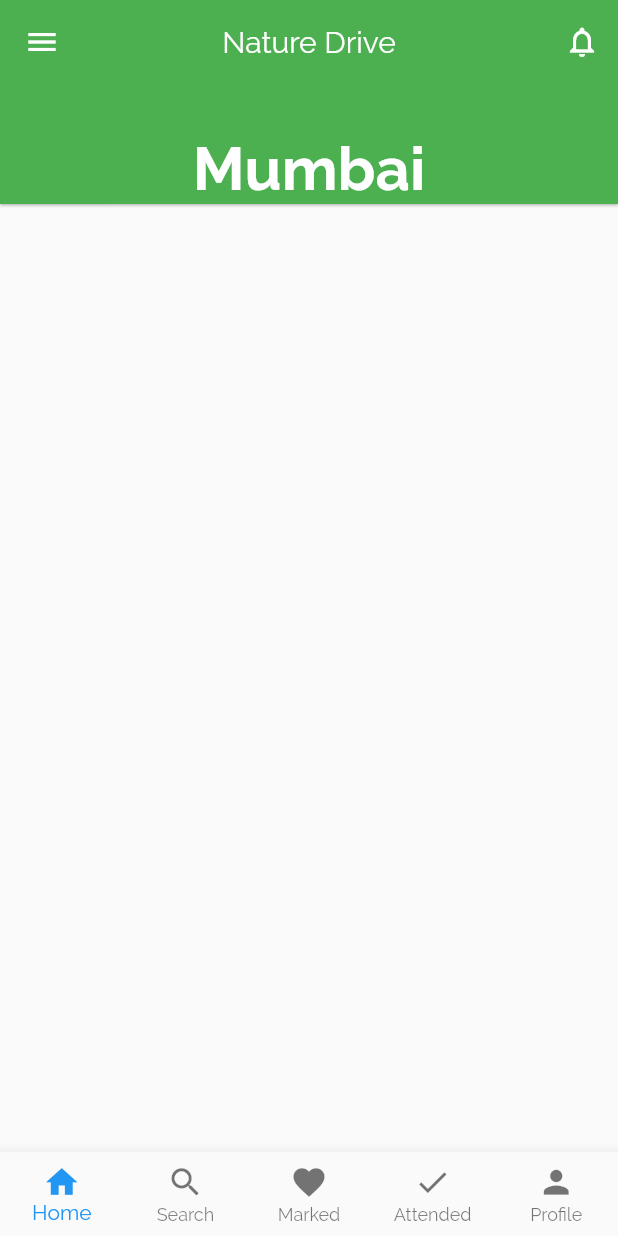
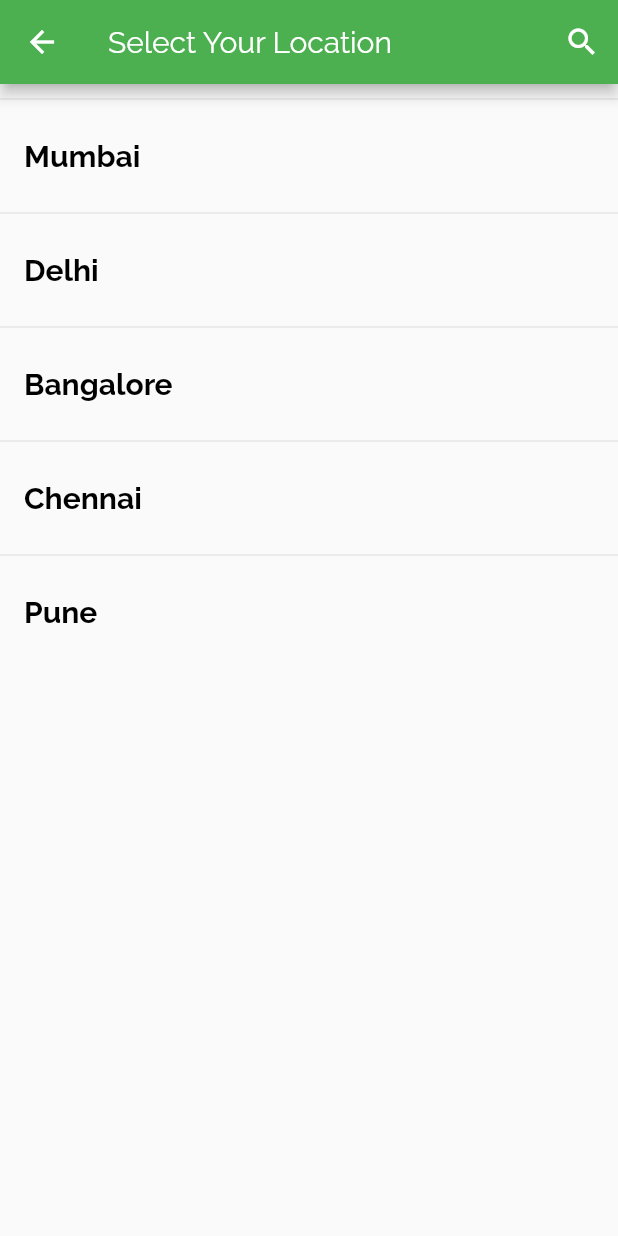
Before and after one commit to Dharmin8/social_app, a Flutter app: the screen it shows after launch, after a tap on "Mumbai", on a phone screen of 412 x 824 dp. Run offline on Flutter 3.47's test engine with Material 2 defaults, Android fonts, the phone set to English and light mode, and no system bars.

Commit message:
Location model added with on press navigation

```diff
--- a/lib/app_home.dart
+++ b/lib/app_home.dart
@@ -4,7 +4,7 @@ import 'package:social_app/view_search.dart';
 import 'package:social_app/view_home.dart';
 import 'package:social_app/view_favorite.dart';
 import 'package:social_app/view_profile.dart';
-
+import 'package:social_app/location_select.dart';
 class AppHome extends StatefulWidget {
   @override
   _AppHomeState createState() => new _AppHomeState();
@@ -34,12 +34,18 @@ void onTabTapped (int index){
     return new Scaffold(
         appBar: new AppBar(
           centerTitle: true,
-          title: new Text("Nature Drive"),
+          title: new Text("What's Happening In",
+          textAlign: TextAlign.center,
+          style: (
+          TextStyle(
+            fontSize: 22,
+          )
+          ),),
           elevation: 0.7,
 
           bottom:
           PreferredSize(
-            preferredSize: Size(50, 80),
+            preferredSize: Size(50, 60),
             child: Container(
               alignment: Alignment.topCenter,
               child: RaisedButton(
@@ -53,13 +59,19 @@ void onTabTapped (int index){
                   ),),
                   elevation: 0,
 
-                  onPressed: () {}),
+                  onPressed: () {
+                    Navigator.push(context, MaterialPageRoute(builder:(context){
+                      return LocationSelect() ;
+                    }));
+                  }),
             ),
           ),
 //
           actions: <Widget>[
             IconButton(
-              onPressed: () {},
+              onPressed: () {
+
+              },
               icon: new Icon(Icons.notifications_none),
             )
           ],
@@ -80,6 +92,7 @@ void onTabTapped (int index){
             BottomNavigationBarItem(
               icon: new Icon(Icons.home),
               title: new Text("Home"),
+
             ),
             BottomNavigationBarItem(
               icon: new Icon(Icons.search),
--- /dev/null
+++ b/lib/location_select.dart
@@ -0,0 +1,104 @@
+
+
+import 'package:flutter/material.dart';
+import 'package:social_app/model/drive_locations.dart';
+
+class LocationSelect extends StatelessWidget {
+  Icon cusIcon = Icon(Icons.search);
+  Widget cusSearchBar = Text("Select Your Location");
+  @override
+  Widget build(BuildContext context) {
+    return new Scaffold(
+      appBar: new AppBar(
+        title: cusSearchBar,
+        actions: <Widget>[
+          IconButton(
+            onPressed: (){
+
+            },
+            icon: cusIcon,
+          )
+        ],
+      ),
+      body: (
+
+new ListView.builder(itemCount: locationData.length,
+itemBuilder: (context, i) =>new Column(
+  children: <Widget>[
+    new Divider(
+      height: 20,
+    ),
+    new ListTile(
+
+      title: new Row(
+        mainAxisAlignment: MainAxisAlignment.spaceBetween,
+        children: <Widget>[
+          new Text(
+            locationData[i].name,
+            textAlign: TextAlign.center,
+            style: new TextStyle(
+                fontSize: 20.0,
+                color: Colors.black,
+                fontWeight: FontWeight.bold),
+          )
+        ],
+      ),
+
+    )
+  ],
+    )
+)
+      ),
+    );
+
+
+  }
+}
+
+//class LocationSelect extends StatefulWidget {
+//  @override
+//  _LocationSelectState createState() => _LocationSelectState();
+//}
+//
+//class _LocationSelectState extends State<LocationSelect> {
+//  @override
+//  Widget build(BuildContext context) {
+//    return new ListView.builder(
+//      itemCount: homeData.length,
+//      itemBuilder: (context, i) => new Column(
+//        children: <Widget>[
+//          new Divider(
+//            height: 20.0,
+//          ),
+//
+//          new ListTile(
+//            leading: new CircleAvatar(
+//              foregroundColor: Theme.of(context).primaryColor,
+//              backgroundColor: Colors.grey,
+//              backgroundImage: new AssetImage(homeData[i].avatarUrl),
+//            ),
+//
+//            title: new Row(
+//              mainAxisAlignment: MainAxisAlignment.spaceBetween,
+//              children: <Widget>[
+//                new Text(
+//                  homeData[i].name,
+//                  textAlign: TextAlign.center,
+//                  style: new TextStyle(fontSize: 20.0, color: Colors.black, fontWeight: FontWeight.bold),
+//                )
+//              ],
+//            ),
+//            subtitle: new Container(
+//              padding: const EdgeInsets.only(top: 10.0),
+//              child: new Text(
+//                homeData[i].desc,
+//                textAlign: TextAlign.left,
+//                style: new TextStyle(color: Colors.grey, fontSize: 15.0),
+//              ),
+//            ),
+//          ),
+//        ],
+//      ),
+//    );
+//  }
+//}
--- /dev/null
+++ b/lib/model/drive_locations.dart
@@ -0,0 +1,24 @@
+class DriveLocations {
+  final String name;
+
+  DriveLocations({this.name});
+}
+
+List<DriveLocations> locationData = [
+  new DriveLocations(
+    name: "Mumbai",
+  ),
+  new DriveLocations(
+    name: "Delhi",
+
+  ),
+  new DriveLocations(
+    name: "Bangalore",
+  ),
+  new DriveLocations(
+    name: "Chennai",
+  ),
+  new DriveLocations(
+    name: "Pune",
+  ),
+];
```
